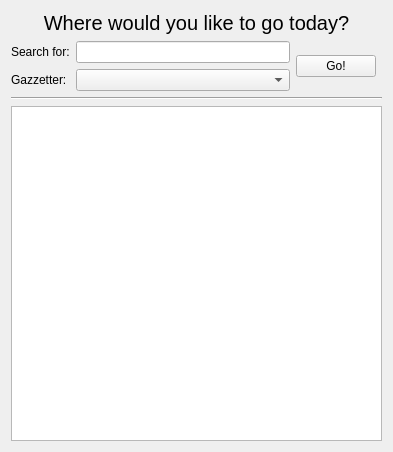
AstunTechnology/QGIS-Gazetteer-Plugin, file ui_gazetteersearch.ui: the form before one commit.
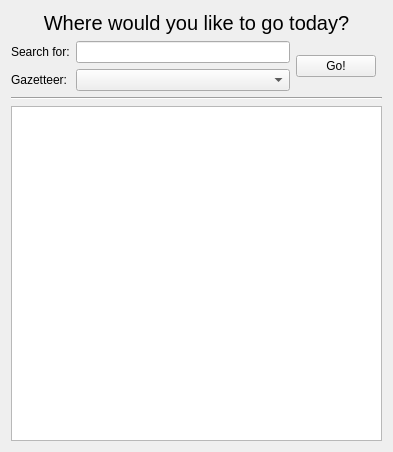
The form after the commit.

Commit message: Fix typos.  Add search on return key

```diff
--- a/ui_gazetteersearch.ui
+++ b/ui_gazetteersearch.ui
@@ -42,7 +42,7 @@
    <item row="2" column="0">
     <widget class="QLabel" name="label_2">
      <property name="text">
-      <string>Gazzetter:</string>
+      <string>Gazetteer:</string>
      </property>
     </widget>
    </item>
```
Left out of the diff: 19 changed lines with no effect on the pictures. The commit also changes 2 other files.
